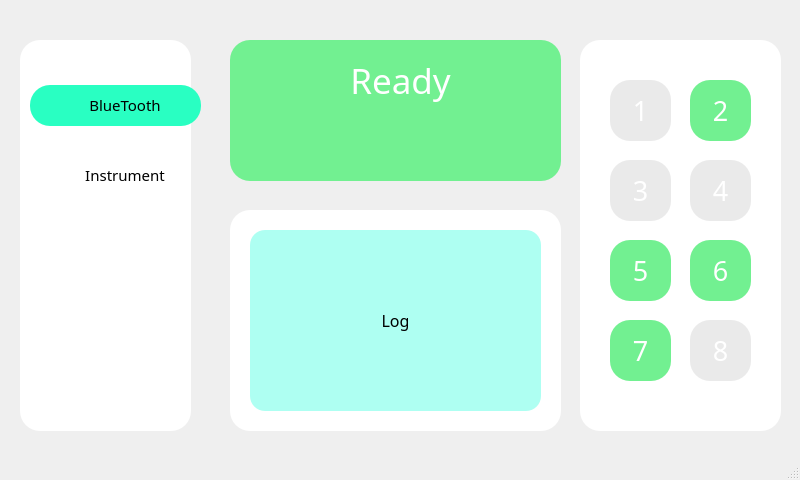
include-stdio-h/piano_stair_ui, file src/ui/piano_stairs_design.ui: the form before one commit.
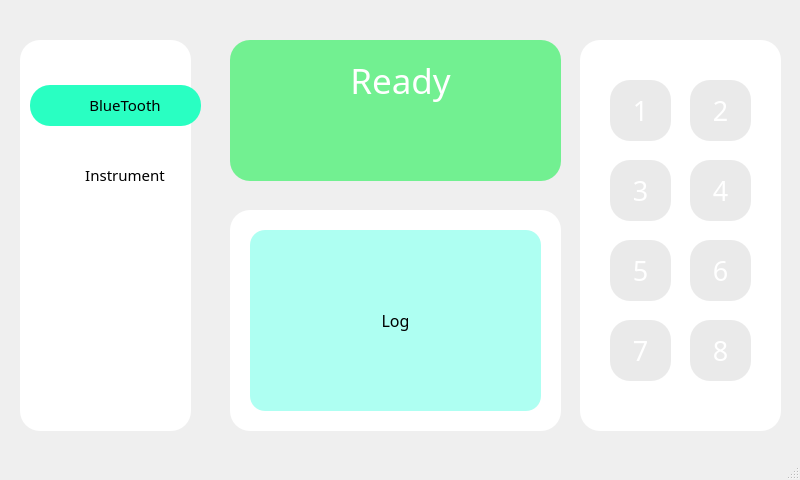
The form after the commit. Icons and pictures are not drawn.

Diff of the .ui file:
```diff
--- a/src/ui/piano_stairs_design.ui
+++ b/src/ui/piano_stairs_design.ui
@@ -16,6 +16,9 @@
   <property name="windowOpacity">
    <double>1.000000000000000</double>
   </property>
+  <property name="autoFillBackground">
+   <bool>true</bool>
+  </property>
   <property name="styleSheet">
    <string notr="true"/>
   </property>
@@ -317,7 +320,7 @@
       </property>
       <property name="styleSheet">
        <string notr="true">border-radius: 20px;
-background-color: rgb(114, 240, 145);
+background-color: rgb(234, 234, 234);
 color: rgb(255, 255, 255);
 </string>
       </property>
@@ -440,7 +443,7 @@
       </property>
       <property name="styleSheet">
        <string notr="true">border-radius: 20px;
-background-color: rgb(114, 240, 145);
+background-color: rgb(234, 234, 234);
 color: rgb(255, 255, 255);
 </string>
       </property>
@@ -471,7 +474,7 @@
       </property>
       <property name="styleSheet">
        <string notr="true">border-radius: 20px;
-background-color: rgb(114, 240, 145);
+background-color: rgb(234, 234, 234);
 color: rgb(255, 255, 255);
 </string>
       </property>
@@ -502,7 +505,7 @@
       </property>
       <property name="styleSheet">
        <string notr="true">border-radius: 20px;
-background-color: rgb(114, 240, 145);
+background-color: rgb(234, 234, 234);
 color: rgb(255, 255, 255);
 </string>
       </property>
```
Left out of the diff: 37 changed lines with no effect on the pictures.
